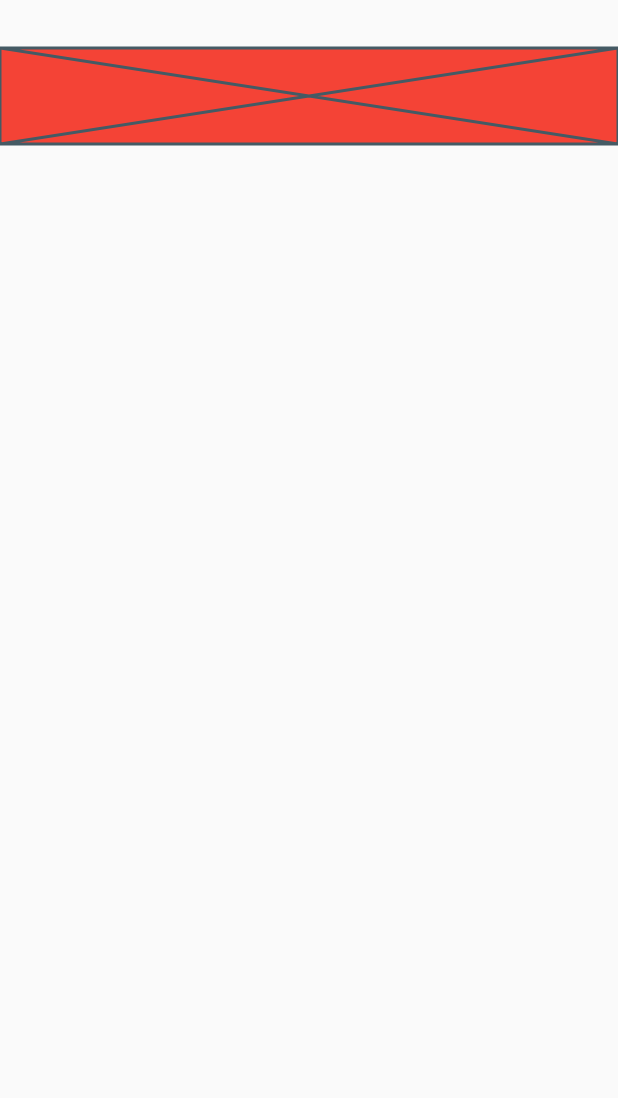
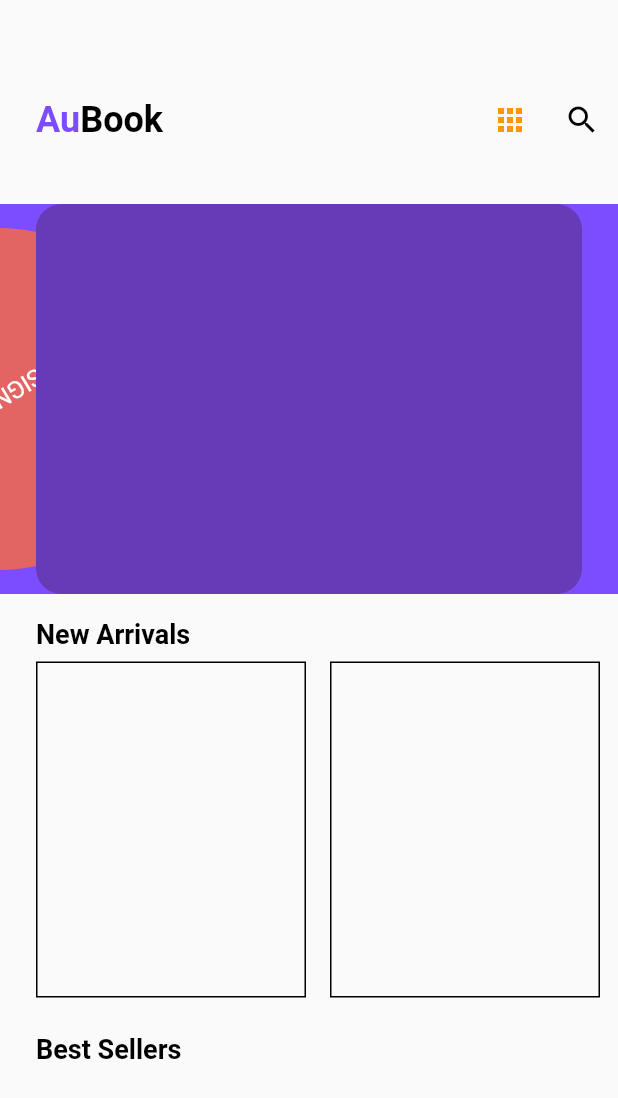
Before and after one commit to JAICHANGPARK/flutter_notebook_2nd_story, a Flutter app: the screen it shows after launch, on a phone screen of 412 x 824 dp. Shown: the top 1098 px of the screen. Run offline on Flutter 3.47's test engine with Material 2 defaults, Android fonts, the phone set to English and light mode, and no system bars; our stand-ins replace badges.

Commit message:
Update main_page.dart

```diff
--- a/lib/audio_book_app/main_page.dart
+++ b/lib/audio_book_app/main_page.dart
@@ -21,13 +21,152 @@ class _MainPageState extends State<MainPage> {
       body: SingleChildScrollView(
         child: Column(
           children: <Widget>[
-            SizedBox(height: 32,),
+            SizedBox(
+              height: 48,
+            ),
             Container(
+              padding: EdgeInsets.only(left: 24),
               height: 64,
-              decoration: BoxDecoration(
-                color: Colors.red
+              decoration: BoxDecoration(),
+              child: Row(
+                children: <Widget>[
+                  Material(
+                    child: RichText(
+                        text: TextSpan(children: [
+                      TextSpan(
+                          text: "Au",
+                          style: TextStyle(
+                              color: Colors.deepPurpleAccent,
+                              fontSize: 24,
+                              fontWeight: FontWeight.bold)),
+                      TextSpan(
+                          text: "Book",
+                          style: TextStyle(
+                              color: Colors.black,
+                              fontSize: 24,
+                              fontWeight: FontWeight.bold)),
+                    ])),
+                  ),
+                  Spacer(),
+                  IconButton(
+                    icon: Icon(Icons.apps),
+                    color: Colors.orange,
+                    onPressed: () {},
+                  ),
+                  IconButton(
+                    icon: Icon(Icons.search),
+                    color: Colors.black,
+                    onPressed: () {},
+                  ),
+                ],
               ),
-              child: Placeholder(),
+            ),
+            SizedBox(
+              height: 24,
+            ),
+            Container(
+              height: 260,
+              decoration: BoxDecoration(color: Colors.deepPurpleAccent),
+              child: Stack(
+                children: <Widget>[
+                  Positioned(
+                    top: 16,
+                    left: 0,
+                    bottom: 16,
+                    child:Transform.translate(
+                      offset: Offset(-120, 0),
+                      child: Transform.rotate(
+                        child: Container(
+                          height: 240,
+                          width: 240,
+                          decoration: BoxDecoration(
+                            shape: BoxShape.circle,
+                            color: Color(0xffe26564)
+                          ),
+                          child: Center(
+                            child: Text("DESIGN & ART", style: TextStyle(
+                              color: Colors.white,
+                              fontSize: 16
+                            ),),
+                          ),
+                        ), angle: 2.6,
+                      ),
+                    ),
+                  ),
+                  Positioned(
+                    left: 24,
+                    top: 0,
+                    bottom: 0,
+                    right: 24,
+                    child: Container(
+                      decoration: BoxDecoration(
+                        borderRadius: BorderRadius.circular(17),
+                        color: Colors.deepPurple
+                      ),
+                    ),
+
+                  )
+                ],
+              ),
+            ),
+            SizedBox(
+              height: 16,
+            ),
+            Padding(
+              padding: const EdgeInsets.only(left: 24),
+              child: Align(
+                alignment: Alignment.centerLeft,
+                child: Text(
+                  "New Arrivals",
+                  style: TextStyle(
+                      color: Colors.black,
+                      fontWeight: FontWeight.bold,
+                      fontSize: 18),
+                ),
+              ),
+            ),
+            Container(
+              margin: EdgeInsets.only(left: 24),
+              height: 240,
+              child: ListView(
+                scrollDirection: Axis.horizontal,
+                children: <Widget>[
+                  Container(
+                    width: 180,
+                    margin: EdgeInsets.only(top: 8, bottom: 8, right: 8),
+                    decoration: BoxDecoration(border: Border.all()),
+                  ),
+                  Container(
+                    width: 180,
+                    margin: EdgeInsets.all(8),
+                    decoration: BoxDecoration(border: Border.all()),
+                  ),
+                  Container(
+                    width: 180,
+                    margin: EdgeInsets.all(8),
+                    decoration: BoxDecoration(border: Border.all()),
+                  ),
+                  Container(
+                    width: 180,
+                    margin: EdgeInsets.all(8),
+                    decoration: BoxDecoration(border: Border.all()),
+                  ),
+                ],
+              ),
+            ),
+            SizedBox(height: 16,),
+            Padding(
+              padding: const EdgeInsets.only(left: 24),
+              child: Align(
+                alignment: Alignment.centerLeft,
+                child: Text(
+                  "Best Sellers",
+                  style: TextStyle(
+                      color: Colors.black,
+                      fontWeight: FontWeight.bold,
+                      fontSize: 18),
+                ),
+              ),
             ),
 
           ],
```
